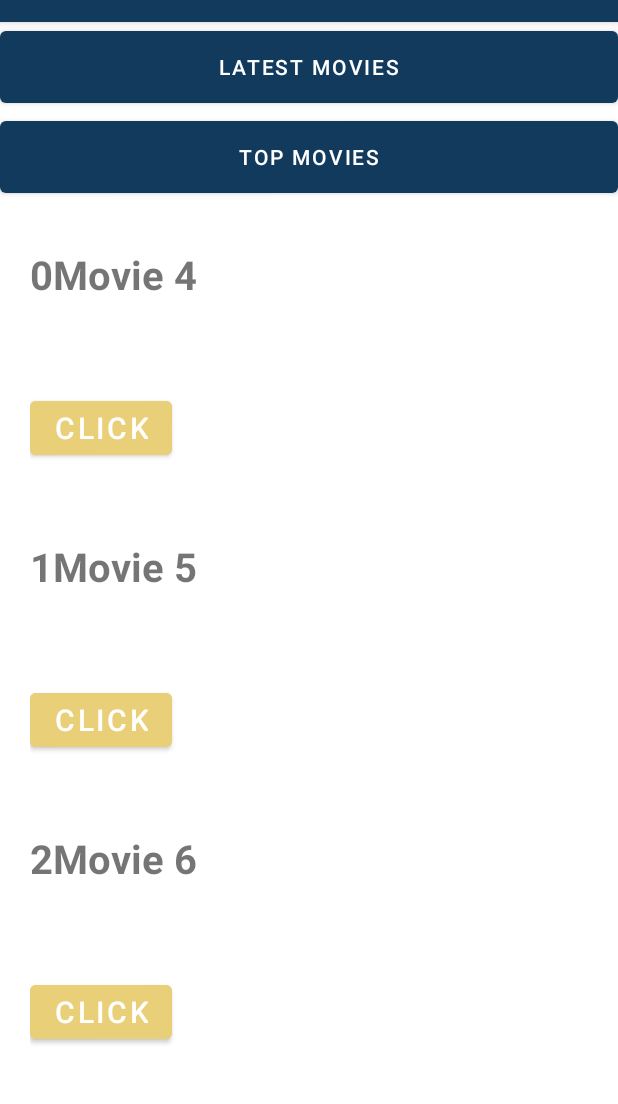
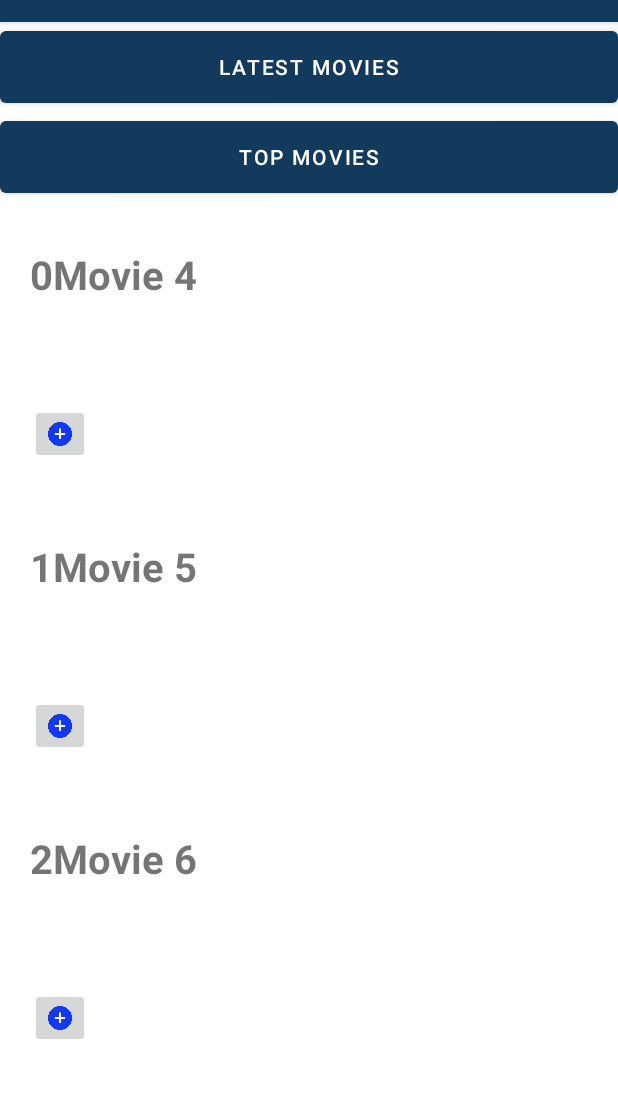
Before and after one commit to paneleon/MovieCollection, an Android app: the RecommendationsActivity screen opened directly, with no data from a screen before it, on a phone screen of 412 x 824 dp, the part 62-1166 px from its top. Run offline under Robolectric (Android 15) with nearby library versions, the phone set to English and light mode, and no system bars; our stand-ins replace Volley.

Commit message:
Adds enum list type and makes recycler view dynamic for display

```diff
--- a/app/src/main/java/com/example/moviecollection/adapters/MovieListAdapter.java
+++ b/app/src/main/java/com/example/moviecollection/adapters/MovieListAdapter.java
@@ -4,6 +4,7 @@ import android.view.LayoutInflater;
 import android.view.View;
 import android.view.ViewGroup;
 import android.widget.Button;
+import android.widget.ImageButton;
 import android.widget.TextView;
 
 import androidx.annotation.NonNull;
@@ -19,8 +20,16 @@ import java.util.ArrayList;
 
 public class MovieListAdapter extends RecyclerView.Adapter<MovieListAdapter.ViewHolder> {
 
+    public enum ListType {
+        SAVED,
+        FAVORITES,
+        WATCHED,
+        RECOMMENDATIONS
+    }
+
 //    private String[] movies;
     private ArrayList<Movie> movies;
+    ListType listType = ListType.SAVED;
 
     private ItemClickListener clickListener;
 
@@ -30,6 +39,11 @@ public class MovieListAdapter extends RecyclerView.Adapter<MovieListAdapter.View
 
     public MovieListAdapter(ArrayList<Movie> movies){
         this.movies = movies;
+    }
+
+    public MovieListAdapter(ArrayList<Movie> movies, ListType listType){
+        this.movies = movies;
+        this.listType = listType;
     }
 
     @NonNull
@@ -96,6 +110,11 @@ public class MovieListAdapter extends RecyclerView.Adapter<MovieListAdapter.View
         TextView ratingTextView;
         TextView yearTextView;
 
+        ImageButton addButton;
+        ImageButton seenButton;
+        ImageButton favoritesButton;
+        ImageButton deleteButton;
+
         ViewHolder(View itemView) {
             super(itemView);
 
@@ -104,6 +123,31 @@ public class MovieListAdapter extends RecyclerView.Adapter<MovieListAdapter.View
             ratingTextView = itemView.findViewById(R.id.movie_rating);
             yearTextView = itemView.findViewById(R.id.movie_year);
             counterTextView = itemView.findViewById(R.id.movie_item_counter);
+
+            addButton = itemView.findViewById(R.id.movie_item_add_button);
+            seenButton = itemView.findViewById(R.id.movie_item_seen_button);
+            favoritesButton = itemView.findViewById(R.id.movie_item_favorite_button);
+            deleteButton = itemView.findViewById(R.id.movie_item_remove_button);
+
+            switch(listType){
+                case SAVED:
+                    addButton.setVisibility(View.INVISIBLE);
+                    break;
+                case RECOMMENDATIONS:
+                    seenButton.setVisibility(View.INVISIBLE);
+                    favoritesButton.setVisibility(View.INVISIBLE);
+                    deleteButton.setVisibility(View.INVISIBLE);
+                    break;
+                case FAVORITES:
+                    addButton.setVisibility(View.INVISIBLE);
+                    seenButton.setVisibility(View.INVISIBLE);
+                    favoritesButton.setVisibility(View.INVISIBLE);
+                    break;
+                case WATCHED:
+                    addButton.setVisibility(View.INVISIBLE);
+                    seenButton.setVisibility(View.INVISIBLE);
+                    break;
+            }
 
             itemView.setOnClickListener(this);
         }
--- a/app/src/main/java/com/example/moviecollection/views/MovieListActivity.java
+++ b/app/src/main/java/com/example/moviecollection/views/MovieListActivity.java
@@ -74,7 +74,7 @@ public class MovieListActivity extends AppCompatActivity {
 
 //                movieList = movieViewModel.getArrayOfMovies(dataSnapshot);
 
-                MovieListAdapter adapter = new MovieListAdapter(movieList);
+                MovieListAdapter adapter = new MovieListAdapter(movieList, MovieListAdapter.ListType.SAVED);
                 adapter.setClickListener(new MovieListAdapter.ItemClickListener() {
                     @Override
                     public void onItemClick(View view, int position) {
--- a/app/src/main/java/com/example/moviecollection/views/RecommendationsActivity.java
+++ b/app/src/main/java/com/example/moviecollection/views/RecommendationsActivity.java
@@ -51,7 +51,7 @@ public class RecommendationsActivity extends AppCompatActivity {
                 new Movie("Movie 6")
         ));
 
-        MovieListAdapter adapter = new MovieListAdapter(movieList);
+        MovieListAdapter adapter = new MovieListAdapter(movieList, MovieListAdapter.ListType.RECOMMENDATIONS);
 
         adapter.setClickListener(new MovieListAdapter.ItemClickListener() {
             @Override
@@ -118,7 +118,7 @@ public class RecommendationsActivity extends AppCompatActivity {
                 } catch (Exception e){
                     e.printStackTrace();
                 }
-                moviesRecyclerView.setAdapter(new MovieListAdapter(movieList));
+                moviesRecyclerView.setAdapter(new MovieListAdapter(movieList, MovieListAdapter.ListType.RECOMMENDATIONS));
             }
         }, new Response.ErrorListener(){
             @Override
--- a/app/src/main/res/layout/recycler_view_movie_list.xml
+++ b/app/src/main/res/layout/recycler_view_movie_list.xml
@@ -36,15 +36,49 @@
         android:layout_toRightOf="@+id/movie_year"
         />
 
-    <Button
-        android:text="Click"
+    <ImageButton
+        android:src="@drawable/seen"
         android:layout_below="@+id/movie_rating"
         android:layout_alignParentBottom="true"
-        android:layout_alignParentLeft="true"
-        android:backgroundTint="@color/yellow1"
-        android:id="@+id/movie_item_button"
-        android:layout_width="wrap_content"
-        android:layout_height="wrap_content"
-        android:textSize="20sp"/>
+        android:layout_toLeftOf="@+id/movie_item_favorite_button"
+        android:id="@+id/movie_item_seen_button"
+        android:scaleType="fitCenter"
+        android:adjustViewBounds="true"
+        android:layout_width="40dp"
+        android:layout_height="40dp"/>
+
+    <ImageButton
+        android:id="@+id/movie_item_favorite_button"
+        android:src="@drawable/favorite"
+        android:layout_below="@+id/movie_rating"
+        android:layout_alignParentBottom="true"
+        android:scaleType="fitCenter"
+        android:adjustViewBounds="true"
+        android:layout_toLeftOf="@+id/movie_item_remove_button"
+        android:layout_width="40dp"
+        android:layout_height="40dp"/>
+
+    <ImageButton
+        android:id="@+id/movie_item_remove_button"
+        android:src="@drawable/remove"
+        android:scaleType="fitCenter"
+        android:adjustViewBounds="true"
+        android:layout_below="@+id/movie_rating"
+        android:layout_alignParentBottom="true"
+        android:layout_alignParentRight="true"
+        android:layout_width="40dp"
+        android:layout_height="40dp"/>
+
+    <ImageButton
+        android:src="@drawable/add"
+        android:layout_below="@+id/movie_rating"
+        android:layout_alignParentBottom="true"
+        android:id="@+id/movie_item_add_button"
+        android:scaleType="fitCenter"
+        android:adjustViewBounds="true"
+        android:layout_width="40dp"
+        android:layout_height="40dp"/>
+
+
 
 </RelativeLayout>
```
Also changed, not shown: app/src/main/res/drawable/add.png (added), app/src/main/res/drawable/favorite.png (added), app/src/main/res/drawable/remove.png (added), app/src/main/res/drawable/seen.png (added).
